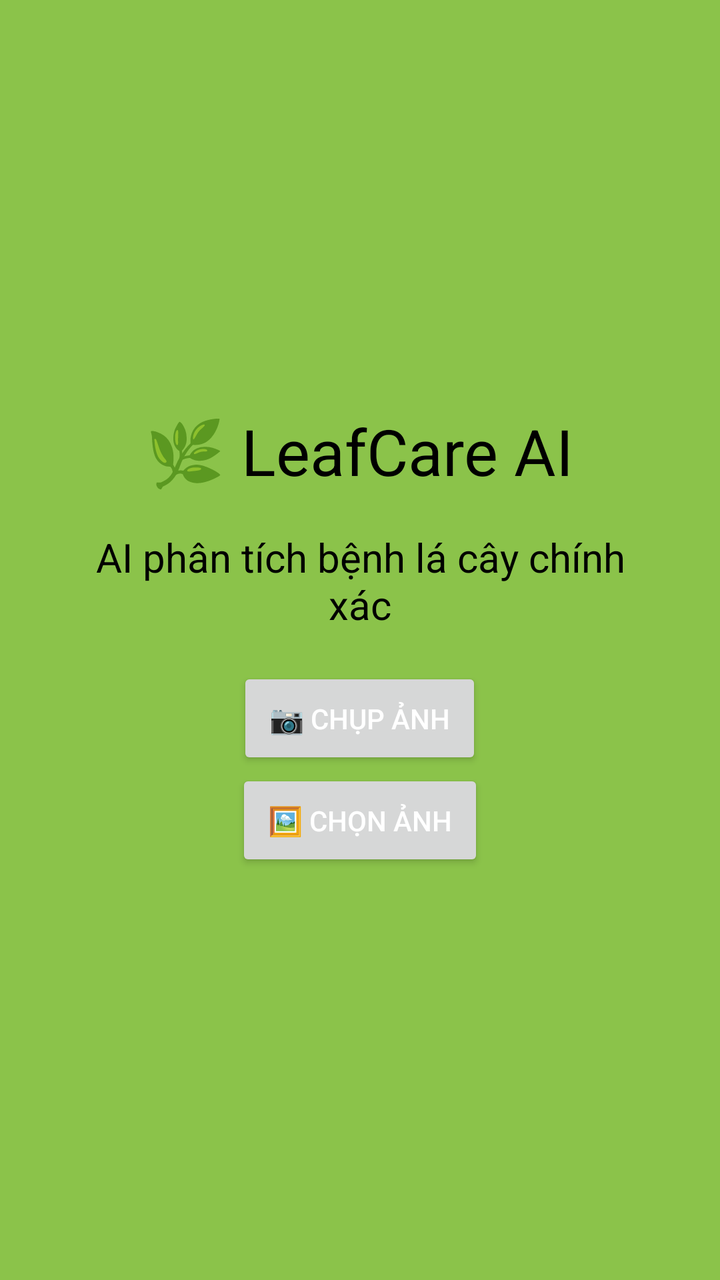
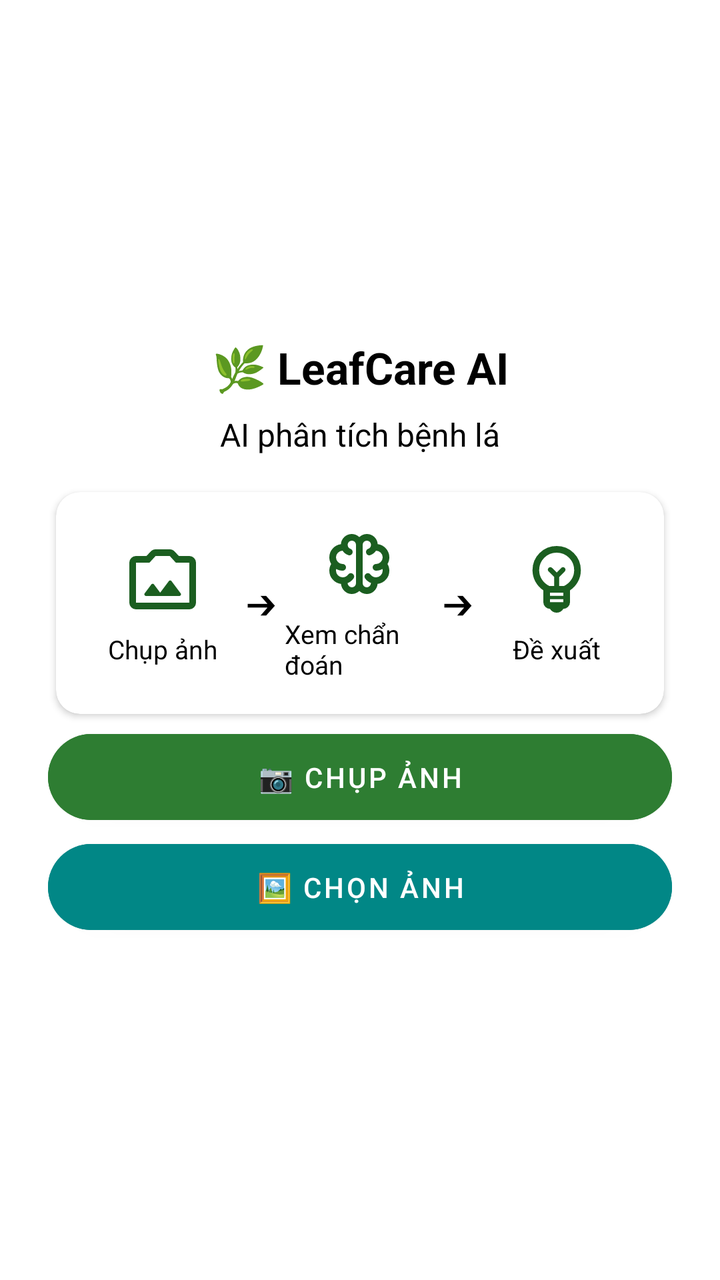

The first picture is an Android layout as it rendered before a commit; the second is the same layout after the commit. The layout source and the unified diff follow.
<!-- AndroidManifest.xml: application theme Theme.Green -->
<!-- res/layout/layout_home.xml -->
<?xml version="1.0" encoding="utf-8"?>
<ScrollView xmlns:android="http://schemas.android.com/apk/res/android"
    android:layout_width="match_parent"
    android:layout_height="match_parent"
    android:fillViewport="true">

    <LinearLayout
        android:id="@+id/mainLayout"
        android:layout_width="match_parent"
        android:layout_height="match_parent"
        android:background="@color/accent_color"
        android:gravity="center"
        android:orientation="vertical"
        android:paddingLeft="32dp"
        android:paddingTop="64dp"
        android:paddingRight="32dp"
        android:paddingBottom="64dp">

        
        <TextView
            android:id="@+id/titleText"
            android:layout_width="wrap_content"
            android:layout_height="wrap_content"
            android:gravity="center"
            android:paddingBottom="18dp"
            android:text="🌿 LeafCare AI"
            android:textColor="@color/black"
            android:textSize="@dimen/text_size_title" />

        
        <TextView
            android:id="@+id/subtitleText"
            android:layout_width="wrap_content"
            android:layout_height="wrap_content"
            android:gravity="center"
            android:paddingBottom="18dp"
            android:text="AI phân tích bệnh lá cây chính xác"
            android:textColor="@color/black"
            android:textSize="@dimen/text_size_large" />

        
        <ImageView
            android:id="@+id/imagePreview"
            android:layout_width="match_parent"
            android:layout_height="300dp"
            android:background="#1B5E20"
            android:scaleType="centerCrop"
            android:visibility="gone" />

        
        <TextView
            android:id="@+id/loadingText"
            android:layout_width="wrap_content"
            android:layout_height="wrap_content"
            android:gravity="center"
            android:padding="16dp"
            android:text="🤖 AI đang phân tích..."
            android:textColor="#FFEB3B"
            android:textSize="@dimen/text_size_medium"
            android:visibility="gone" />

        
        <LinearLayout
            android:id="@+id/resultLayout"
            android:layout_width="match_parent"
            android:layout_height="wrap_content"
            android:gravity="center"
            android:orientation="vertical"
            android:padding="14dp"
            android:visibility="gone">

            <TextView
                android:id="@+id/resultText"
                android:layout_width="wrap_content"
                android:layout_height="wrap_content"
                android:gravity="center"
                android:padding="16dp"
                android:textSize="@dimen/text_size_medium" />
        </LinearLayout>


        <LinearLayout
            android:id="@+id/buttonContainer"
            android:layout_width="match_parent"
            android:layout_height="wrap_content"
            android:gravity="center"
            android:orientation="vertical">

            <Button
                android:id="@+id/cameraButton"
                android:layout_width="wrap_content"
                android:layout_height="wrap_content"
                android:layout_weight="1"
                android:padding="16dp"
                android:text="📷 Chụp ảnh"
                android:textColor="#FFFFFF"
                android:textSize="@dimen/text_size_small" />

            <Button
                android:id="@+id/galleryButton"
                android:layout_width="wrap_content"
                android:layout_height="wrap_content"
                android:layout_weight="1"
                android:padding="16dp"
                android:text="🖼️ Chọn ảnh"
                android:textColor="#FFFFFF"
                android:textSize="@dimen/text_size_small" />


        </LinearLayout>

    </LinearLayout>
</ScrollView>
<!-- resources referenced by this layout -->
<resources>
  <color name="accent_color">#8BC34A</color>
  <color name="black">#FF000000</color>
  <dimen name="text_size_large">20sp</dimen>
  <dimen name="text_size_medium">16sp</dimen>
  <dimen name="text_size_small">14sp</dimen>
  <dimen name="text_size_title">32sp</dimen>
  <color name="primary_green">#2E7D32</color>
  <color name="primary_dark">#1B5E20</color>
  <color name="white">#FFFFFFFF</color>
  <color name="primary_light">#4CAF50</color>
  <!-- unchanged entries left out for length: 1 -->
</resources>

<!-- the commit's change to res/layout/layout_home.xml (unified diff, before → after) -->
@@ -2,19 +2,17 @@
 <ScrollView xmlns:android="http://schemas.android.com/apk/res/android"
     android:layout_width="match_parent"
     android:layout_height="match_parent"
+    xmlns:app="http://schemas.android.com/apk/res-auto"
+    android:background="@color/white"
     android:fillViewport="true">
 
     <LinearLayout
         android:id="@+id/mainLayout"
         android:layout_width="match_parent"
-        android:layout_height="match_parent"
-        android:background="@color/accent_color"
+        android:layout_height="wrap_content"
         android:gravity="center"
         android:orientation="vertical"
-        android:paddingLeft="32dp"
-        android:paddingTop="64dp"
-        android:paddingRight="32dp"
-        android:paddingBottom="64dp">
+        android:padding="24dp">
 
         
         <TextView
@@ -22,10 +20,11 @@
             android:layout_width="wrap_content"
             android:layout_height="wrap_content"
             android:gravity="center"
-            android:paddingBottom="18dp"
+            android:paddingBottom="8dp"
             android:text="🌿 LeafCare AI"
             android:textColor="@color/black"
-            android:textSize="@dimen/text_size_title" />
+            android:textSize="22sp"
+            android:textStyle="bold" />
 
         
         <TextView
@@ -33,19 +32,129 @@
             android:layout_width="wrap_content"
             android:layout_height="wrap_content"
             android:gravity="center"
-            android:paddingBottom="18dp"
-            android:text="AI phân tích bệnh lá cây chính xác"
+            android:paddingBottom="14dp"
+            android:text="AI phân tích bệnh lá"
             android:textColor="@color/black"
-            android:textSize="@dimen/text_size_large" />
+            android:textSize="16sp" />
+
+        
+        <androidx.cardview.widget.CardView
+            android:layout_width="match_parent"
+            android:layout_height="wrap_content"
+            android:layout_margin="4dp"
+            android:elevation="4dp"
+            app:cardCornerRadius="12dp"
+            app:cardBackgroundColor="@color/white">
+
+            <LinearLayout
+                android:layout_width="match_parent"
+                android:layout_height="wrap_content"
+                android:gravity="center"
+                android:orientation="horizontal"
+                android:padding="16dp"
+                android:weightSum="3">
+
+                
+                <LinearLayout
+                    android:layout_width="0dp"
+                    android:layout_height="wrap_content"
+                    android:layout_weight="1"
+                    android:gravity="center"
+                    android:orientation="vertical">
+
+                    <ImageView
+                        android:layout_width="40dp"
+                        android:layout_height="40dp"
+                        android:src="@drawable/ic_camera_alt" />
+
+                    <TextView
+                        android:layout_width="wrap_content"
+                        android:layout_height="wrap_content"
+                        android:layout_marginTop="6dp"
+                        android:text="Chụp ảnh"
+                        android:textSize="13sp"
+                        android:textColor="@color/black" />
+                </LinearLayout>
+
+                
+                <TextView
+                    android:layout_width="wrap_content"
+                    android:layout_height="wrap_content"
+                    android:gravity="center"
+                    android:padding="4dp"
+                    android:text="➔"
+                    android:textSize="16sp"
+                    android:textColor="@color/black" />
+
+                
+                <LinearLayout
+                    android:layout_width="0dp"
+                    android:layout_height="wrap_content"
+                    android:layout_weight="1"
+                    android:gravity="center"
+                    android:orientation="vertical">
+
+                    <ImageView
+                        android:layout_width="40dp"
+                        android:layout_height="40dp"
+                        android:src="@drawable/ic_assignment" />
+
+                    <TextView
+                        android:layout_width="wrap_content"
+                        android:layout_height="wrap_content"
+                        android:layout_marginTop="6dp"
+                        android:text="Xem chẩn đoán"
+                        android:textSize="13sp"
+                        android:textColor="@color/black" />
+                </LinearLayout>
+
+                
+                <TextView
+                    android:layout_width="wrap_content"
+                    android:layout_height="wrap_content"
+                    android:gravity="center"
+                    android:padding="4dp"
+                    android:text="➔"
+                    android:textSize="16sp"
+                    android:textColor="@color/black" />
+
+                
+                <LinearLayout
+                    android:layout_width="0dp"
+                    android:layout_height="wrap_content"
+                    android:layout_weight="1"
+                    android:gravity="center"
+                    android:orientation="vertical">
+
+                    <ImageView
+                        android:layout_width="40dp"
+                        android:layout_height="40dp"
+                        android:src="@drawable/ic_lightbulb" />
+
+                    <TextView
+                        android:layout_width="wrap_content"
+                        android:layout_height="wrap_content"
+                        android:layout_marginTop="6dp"
+                        android:text="Đề xuất"
+                        android:textSize="13sp"
+                        android:textColor="@color/black" />
+                </LinearLayout>
+
+            </LinearLayout>
+
+
+        </androidx.cardview.widget.CardView>
 
         
         <ImageView
             android:id="@+id/imagePreview"
             android:layout_width="match_parent"
-            android:layout_height="300dp"
-            android:background="#1B5E20"
+            android:layout_height="220dp"
+            android:background="#E0E0E0"
             android:scaleType="centerCrop"
-            android:visibility="gone" />
+            android:visibility="gone"
+            android:layout_marginBottom="16dp"
+            android:contentDescription="Preview ảnh" />
 
         
         <TextView
@@ -53,10 +162,10 @@
             android:layout_width="wrap_content"
             android:layout_height="wrap_content"
             android:gravity="center"
-            android:padding="16dp"
+            android:padding="12dp"
             android:text="🤖 AI đang phân tích..."
-            android:textColor="#FFEB3B"
-            android:textSize="@dimen/text_size_medium"
+            android:textColor="@color/teal_700"
+            android:textSize="15sp"
             android:visibility="gone" />
 
         
@@ -66,7 +175,7 @@
             android:layout_height="wrap_content"
             android:gravity="center"
             android:orientation="vertical"
-            android:padding="14dp"
+            android:padding="12dp"
             android:visibility="gone">
 
             <TextView
@@ -74,40 +183,35 @@
                 android:layout_width="wrap_content"
                 android:layout_height="wrap_content"
                 android:gravity="center"
-                android:padding="16dp"
-                android:textSize="@dimen/text_size_medium" />
+                android:padding="12dp"
+                android:textColor="@color/black"
+                android:textSize="15sp"
+                android:textStyle="bold" />
         </LinearLayout>
 
-
-        <LinearLayout
-            android:id="@+id/buttonContainer"
-            android:layout_width="match_parent"
-            android:layout_height="wrap_content"
-            android:gravity="center"
-            android:orientation="vertical">
-
-            <Button
-                android:id="@+id/cameraButton"
-                android:layout_width="wrap_content"
-                android:layout_height="wrap_content"
-                android:layout_weight="1"
-                android:padding="16dp"
-                android:text="📷 Chụp ảnh"
-                android:textColor="#FFFFFF"
-                android:textSize="@dimen/text_size_small" />
-
-            <Button
-                android:id="@+id/galleryButton"
-                android:layout_width="wrap_content"
-                android:layout_height="wrap_content"
-                android:layout_weight="1"
-                android:padding="16dp"
-                android:text="🖼️ Chọn ảnh"
-                android:textColor="#FFFFFF"
-                android:textSize="@dimen/text_size_small" />
-
-
-        </LinearLayout>
+        
+        <com.google.android.material.button.MaterialButton
+            android:id="@+id/cameraButton"
+            android:layout_width="match_parent"
+            android:layout_height="wrap_content"
+            android:text="📷 Chụp Ảnh"
+            android:textColor="@color/white"
+            android:backgroundTint="@color/primary_green"
+            app:cornerRadius="24dp"
+            android:padding="12dp"
+            style="@style/Widget.MaterialComponents.Button"/>
+
+        <com.google.android.material.button.MaterialButton
+            android:id="@+id/galleryButton"
+            android:layout_width="match_parent"
+            android:layout_height="wrap_content"
+            android:text="🖼️ Chọn ảnh"
+            android:textColor="@color/white"
+            android:backgroundTint="@color/teal_700"
+            app:cornerRadius="24dp"
+            android:padding="12dp"
+            style="@style/Widget.MaterialComponents.Button"/>
+
 
     </LinearLayout>
 </ScrollView>
<!-- resource entries referenced after the edit -->
@@ -1,14 +1,29 @@
 <!-- resources referenced by this layout -->
 <resources>
-  <color name="accent_color">#8BC34A</color>
+  <color name="accent_color">#8FE259</color>
   <color name="black">#FF000000</color>
-  <dimen name="text_size_large">20sp</dimen>
-  <dimen name="text_size_medium">16sp</dimen>
-  <dimen name="text_size_small">14sp</dimen>
-  <dimen name="text_size_title">32sp</dimen>
   <color name="primary_green">#2E7D32</color>
+  <color name="teal_700">#FF018786</color>
   <color name="primary_dark">#1B5E20</color>
   <color name="white">#FFFFFFFF</color>
+  <!-- drawable ic_assignment (drawable) -->
+  <vector xmlns:android="http://schemas.android.com/apk/res/android" android:autoMirrored="true" android:height="24dp" android:viewportHeight="960" android:viewportWidth="960" android:width="24dp">
+        
+      <path android:fillColor="@color/primary_dark" android:pathData="M390,840q-51,0 -88,-35.5T260,719q-60,-8 -100,-53t-40,-106q0,-21 5.5,-41.5T142,480q-11,-18 -16.5,-38t-5.5,-42q0,-61 40,-105.5t99,-52.5q3,-51 41,-86.5t90,-35.5q26,0 48.5,10t41.5,27q18,-17 41,-27t49,-10q52,0 89.5,35t40.5,86q59,8 99.5,53T840,400q0,22 -5.5,42T818,480q11,18 16.5,38.5T840,560q0,62 -40.5,106.5T699,719q-5,50 -41.5,85.5T570,840q-25,0 -48.5,-9.5T480,804q-19,17 -42,26.5t-48,9.5ZM520,250v460q0,21 14.5,35.5T570,760q20,0 34.5,-16t15.5,-36q-21,-8 -38.5,-21.5T550,654q-10,-14 -7.5,-30t16.5,-26q14,-10 30,-7.5t26,16.5q11,16 28,24.5t37,8.5q33,0 56.5,-23.5T760,560q0,-5 -0.5,-10t-2.5,-10q-17,10 -36.5,15t-40.5,5q-17,0 -28.5,-11.5T640,520q0,-17 11.5,-28.5T680,480q33,0 56.5,-23.5T760,400q0,-33 -23.5,-56T680,320q-11,18 -28.5,31.5T613,373q-16,6 -31,-1t-20,-23q-5,-16 1.5,-31t22.5,-20q15,-5 24.5,-18t9.5,-30q0,-21 -14.5,-35.5T570,200q-21,0 -35.5,14.5T520,250ZM440,710v-460q0,-21 -14.5,-35.5T390,200q-21,0 -35.5,14.5T340,250q0,16 9,29.5t24,18.5q16,5 23,20t2,31q-6,16 -21,23t-31,1q-21,-8 -38.5,-21.5T279,320q-32,1 -55.5,24.5T200,400q0,33 23.5,56.5T280,480q17,0 28.5,11.5T320,520q0,17 -11.5,28.5T280,560q-21,0 -40.5,-5T203,540q-2,5 -2.5,10t-0.5,10q0,33 23.5,56.5T280,640q20,0 37,-8.5t28,-24.5q10,-14 26,-16.5t30,7.5q14,10 16.5,26t-7.5,30q-14,19 -32,33t-39,22q1,20 16,35.5t35,15.5q21,0 35.5,-14.5T440,710ZM480,480Z"/>
+      
+  </vector>
+  <!-- drawable ic_camera_alt (drawable) -->
+  <vector xmlns:android="http://schemas.android.com/apk/res/android" android:autoMirrored="true" android:height="24dp" android:viewportHeight="960" android:viewportWidth="960" android:width="24dp">
+        
+      <path android:fillColor="@color/primary_dark" android:pathData="M160,840q-33,0 -56.5,-23.5T80,760v-480q0,-33 23.5,-56.5T160,200h126l50,-54q11,-12 26.5,-19t32.5,-7h170q17,0 32.5,7t26.5,19l50,54h126q33,0 56.5,23.5T880,280v480q0,33 -23.5,56.5T800,840L160,840ZM160,760h640v-480L638,280l-73,-80L395,200l-73,80L160,280v480ZM480,520ZM280,680h400q12,0 18,-11t-2,-21L586,501q-6,-8 -16,-8t-16,8L450,640l-74,-99q-6,-8 -16,-8t-16,8l-80,107q-8,10 -2,21t18,11Z"/>
+      
+  </vector>
+  <!-- drawable ic_lightbulb (drawable) -->
+  <vector xmlns:android="http://schemas.android.com/apk/res/android" android:autoMirrored="true" android:height="24dp" android:viewportHeight="960" android:viewportWidth="960" android:width="24dp">
+        
+      <path android:fillColor="@color/primary_dark" android:pathData="M480,880q-26,0 -47,-12.5T400,834q-33,0 -56.5,-23.5T320,754v-142q-59,-39 -94.5,-103T190,370q0,-121 84.5,-205.5T480,80q121,0 205.5,84.5T770,370q0,77 -35.5,140T640,612v142q0,33 -23.5,56.5T560,834q-12,21 -33,33.5T480,880ZM400,754h160v-36L400,718v36ZM400,678h160v-38L400,640v38ZM392,560h58v-108l-67,-67q-9,-9 -9,-21t9,-21q9,-9 21,-9t21,9l55,55 55,-55q9,-9 21,-9t21,9q9,9 9,21t-9,21l-67,67v108h58q54,-26 88,-76.5T690,370q0,-88 -61,-149t-149,-61q-88,0 -149,61t-61,149q0,63 34,113.5t88,76.5ZM480,398ZM480,360Z"/>
+      
+  </vector>
   <color name="primary_light">#4CAF50</color>
   <!-- unchanged entries left out for length: 1 -->
 </resources>
